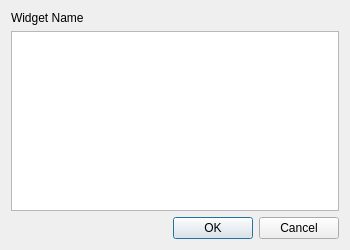
Above: Version 1.x/UI/dstylesheet.ui from textbrowser/dooble before the change. Below: the same form after it.
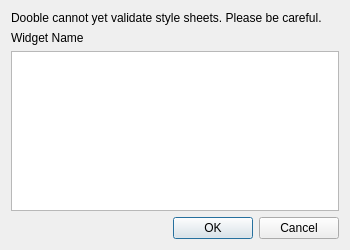
That is the form after the change. Icons and pictures are not drawn.

Commit message: Be careful.

What changed in the file:
```diff
--- a/Version 1.x/UI/dstylesheet.ui
+++ b/Version 1.x/UI/dstylesheet.ui
@@ -18,6 +18,13 @@
     <normaloff>:/Logo/spot-on-logo.png</normaloff>:/Logo/spot-on-logo.png</iconset>
   </property>
   <layout class="QVBoxLayout" name="verticalLayout">
+   <item>
+    <widget class="QLabel" name="label_2">
+     <property name="text">
+      <string>Dooble cannot yet validate style sheets. Please be careful.</string>
+     </property>
+    </widget>
+   </item>
    <item>
     <widget class="QLabel" name="label">
      <property name="text">
```
Left out of the diff: 4 changed lines with no effect on the pictures. The commit also changes 1 other file.
